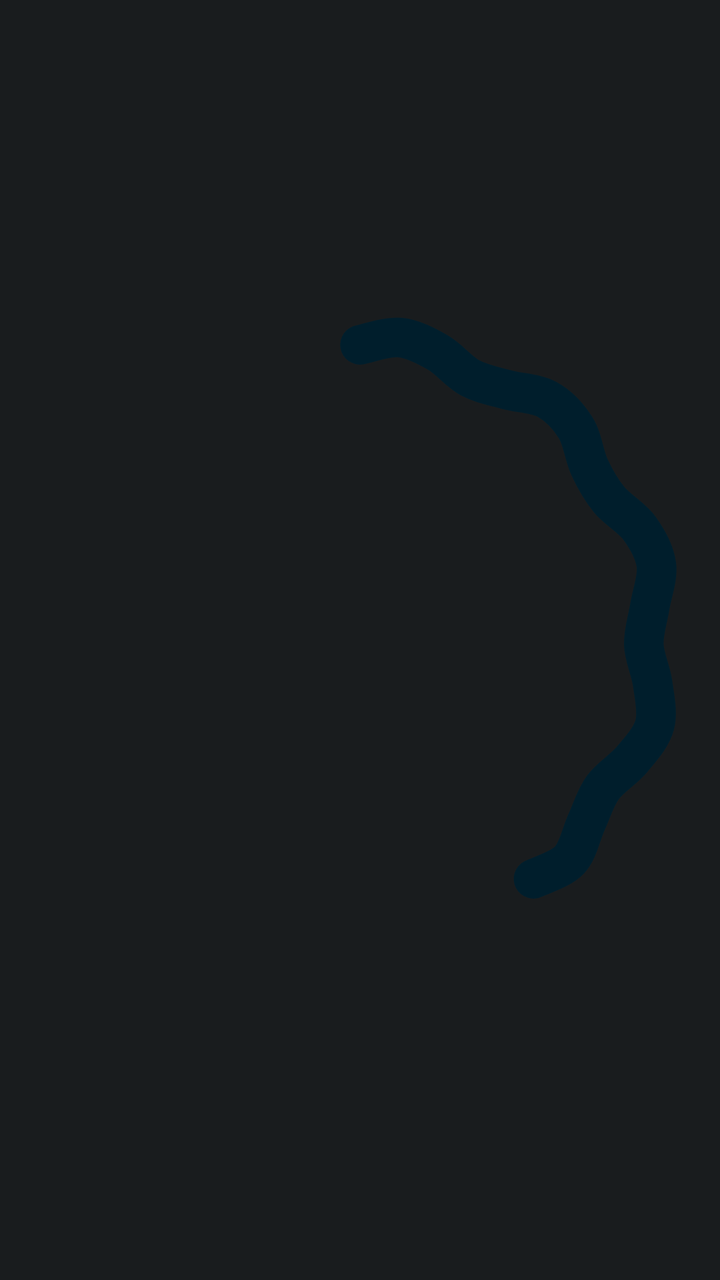
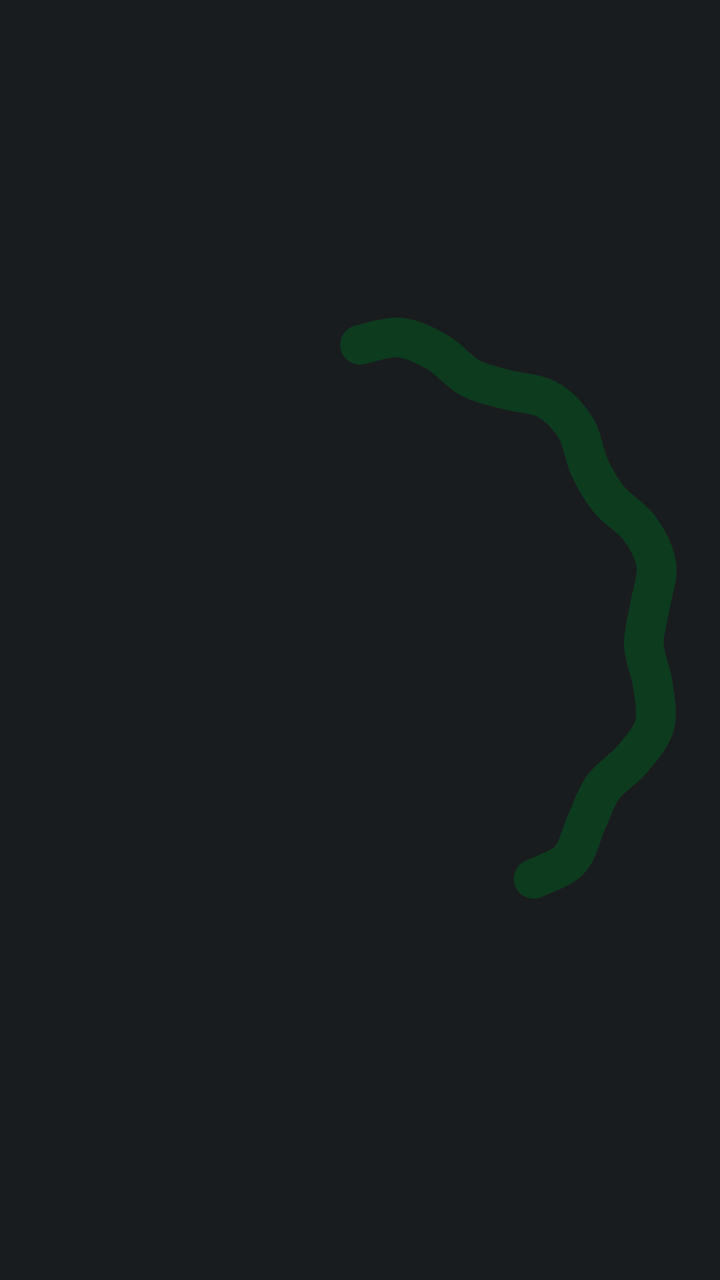

An Android layout rendered at two revisions. The XML below is the earlier revision; the diff shows what the commit changed to produce the second picture.
<!-- AndroidManifest.xml: application theme AppTheme -->
<!-- res/layout/wave_40.xml -->
<?xml version="1.0" encoding="utf-8"?>
<ProgressBar xmlns:android="http://schemas.android.com/apk/res/android"
    android:id="@+id/wave"
    android:layout_width="120dp"
    android:layout_height="120dp"
    android:layout_gravity="center"
    android:indeterminate="true"
    android:indeterminateBehavior="repeat"
    android:indeterminateDuration="1600"
    android:indeterminateDrawable="@drawable/charge_wave_40"
    android:indeterminateTint="@color/g_on_primary_c"
    android:indeterminateTintMode="src_in" />
<!-- resources referenced by this layout -->
<resources>
  <color name="g_on_primary_c">@android:color/system_accent1_900</color>
  <!-- drawable charge_wave_40: vector/xml drawable (drawable, 32711 chars, omitted) -->
  <style name="AppTheme" parent="@android:style/Theme.DeviceDefault.NoActionBar">
          <item name="android:windowBackground">@color/ui_bg</item>
          <item name="android:statusBarColor">@android:color/transparent</item>
          <item name="android:navigationBarColor">@android:color/transparent</item>
          <item name="android:windowLightStatusBar">false</item>
          <item name="android:windowLightNavigationBar">false</item>
      </style>
  <color name="ui_bg">@android:color/system_neutral1_900</color>
</resources>

<!-- the commit's change to res/layout/wave_40.xml (unified diff, before → after) -->
@@ -8,5 +8,5 @@
     android:indeterminateBehavior="repeat"
     android:indeterminateDuration="1600"
     android:indeterminateDrawable="@drawable/charge_wave_40"
-    android:indeterminateTint="@color/g_on_primary_c"
+    android:indeterminateTint="@color/g_on_charge"
     android:indeterminateTintMode="src_in" />
<!-- resource entries referenced after the edit -->
@@ -1,6 +1,6 @@
 <!-- resources referenced by this layout -->
 <resources>
-  <color name="g_on_primary_c">@android:color/system_accent1_900</color>
+  <color name="g_on_charge">#FF0C3B1E</color>
   <!-- drawable charge_wave_40: vector/xml drawable (drawable, 32711 chars, omitted) -->
   <style name="AppTheme" parent="@android:style/Theme.DeviceDefault.NoActionBar">
           <item name="android:windowBackground">@color/ui_bg</item>
